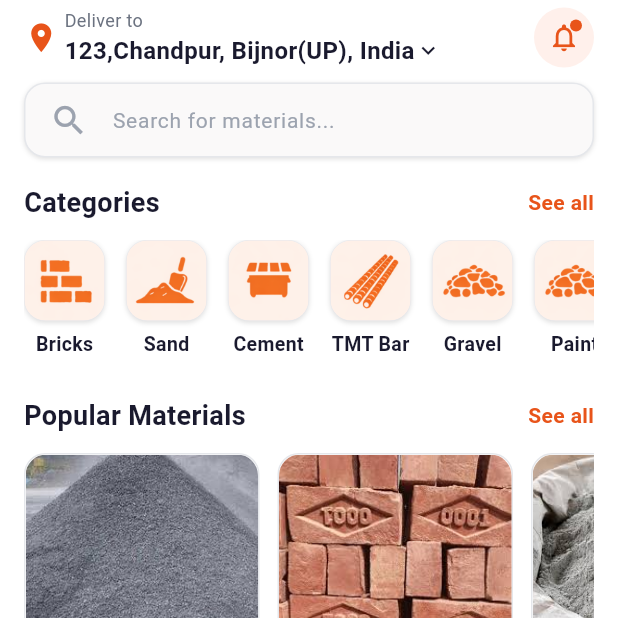
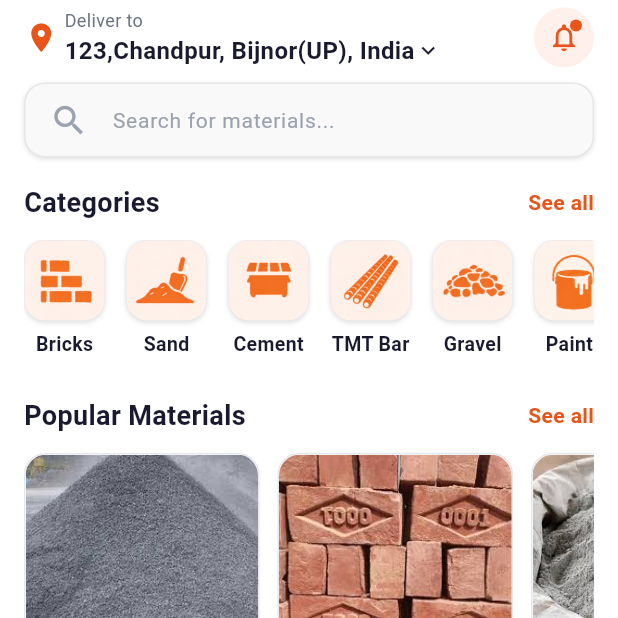
Before and after one commit to AK-Alok/MatGet, a Flutter app: the HomeScreen screen opened directly, on a phone screen of 412 x 824 dp, the top half of it. Run offline on Flutter 3.47's test engine with Material 3 defaults, Android fonts, the phone set to English and light mode, and no system bars; our stand-ins replace cloud_firestore, firebase_auth, firebase_core, google_sign_in; accounts and stored records are empty.

Commit message:
work progress

```diff
--- a/lib/screens/home_screen.dart
+++ b/lib/screens/home_screen.dart
@@ -661,11 +661,41 @@ class HomeScreen extends StatelessWidget {
             ),
 
                   const SizedBox(width: 14),
-                  _buildCategory("Paint", "assets/images/gravel1.png"),
+                  InkWell(
+              onTap: () => Navigator.push(
+                context,
+                MaterialPageRoute(builder: (_) => ProductDetailsPage()),
+              ),
+              splashColor: Colors.black12,
+              highlightColor: Colors.black12,
+              hoverColor: Colors.black12,
+              borderRadius: BorderRadius.circular(12),
+              child: _buildCategory("Paints", "assets/images/paints.png")
+            ),
                   const SizedBox(width: 14),
-                  _buildCategory("Pipes", "assets/images/gravel1.png"),
+                  InkWell(
+              onTap: () => Navigator.push(
+                context,
+                MaterialPageRoute(builder: (_) => ProductDetailsPage()),
+              ),
+              splashColor: Colors.black12,
+              highlightColor: Colors.black12,
+              hoverColor: Colors.black12,
+              borderRadius: BorderRadius.circular(12),
+              child: _buildCategory("Pipes", "assets/images/pipes.png"),
+            ),
                   const SizedBox(width: 14),
-                  _buildCategory("Tools", "assets/images/gravel1.png"),
+                  InkWell(
+              onTap: () => Navigator.push(
+                context,
+                MaterialPageRoute(builder: (_) => ProductDetailsPage()),
+              ),
+              splashColor: Colors.black12,
+              highlightColor: Colors.black12,
+              hoverColor: Colors.black12,
+              borderRadius: BorderRadius.circular(12),
+              child: _buildCategory("Tools", "assets/images/tools.png"),
+            ),
                 ],
               ),
             ),
```
Also changed, not shown: assets/images/paints.png (added), assets/images/pipes.png (added), assets/images/tools.png (added).
